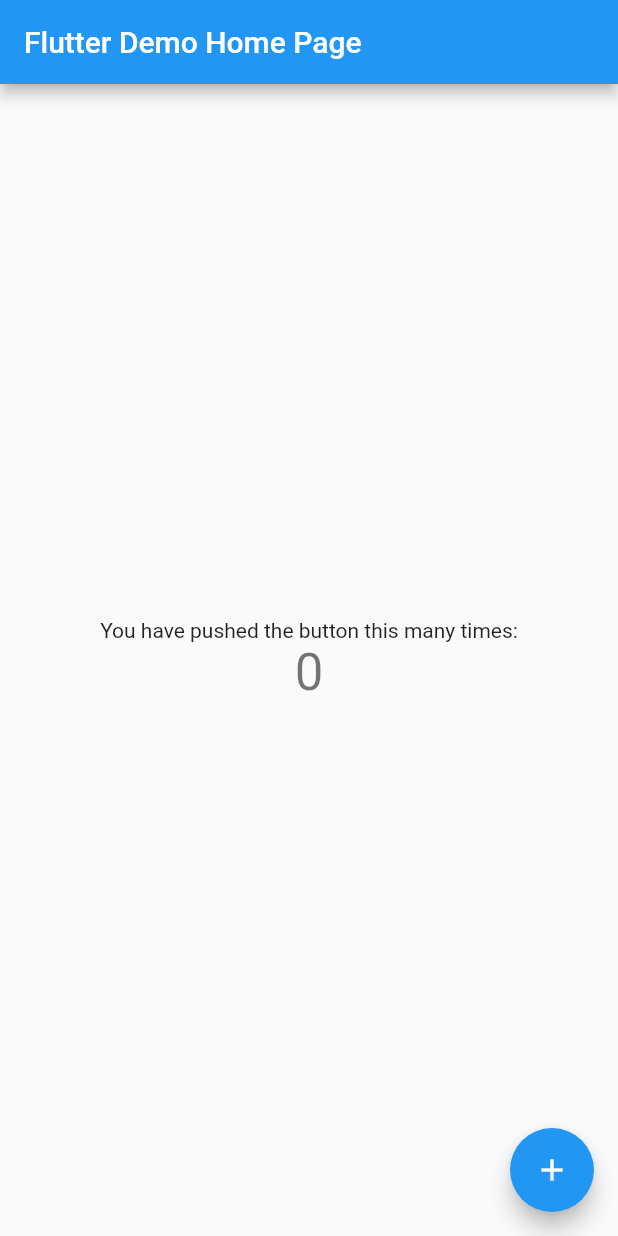
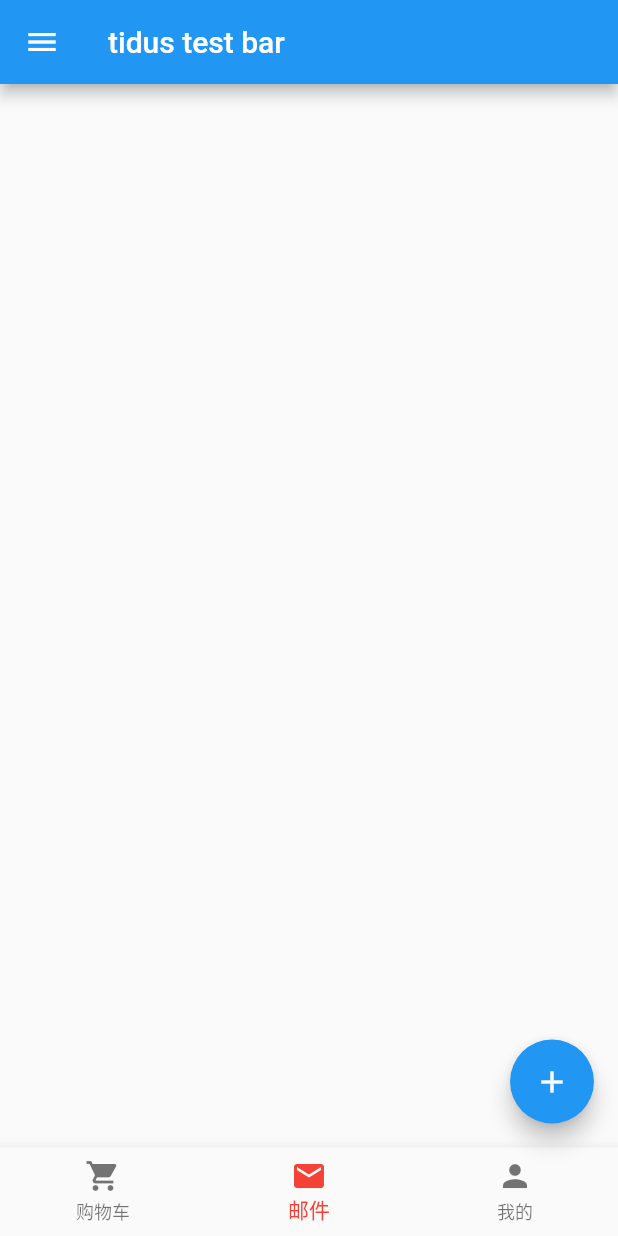
Before and after one commit to king3200/FlutterLearning, a Flutter app: the screen it shows after launch, on a phone screen of 412 x 824 dp. Run offline on Flutter 3.47's test engine with Material 2 defaults, Android fonts, the phone set to English and light mode, and no system bars.

Commit message:
scaffold learning

```diff
--- a/lib/main.dart
+++ b/lib/main.dart
@@ -3,107 +3,66 @@ import 'package:flutter/material.dart';
 void main() => runApp(MyApp());
 
 class MyApp extends StatelessWidget {
-  // This widget is the root of your application.
   @override
   Widget build(BuildContext context) {
-    return MaterialApp(
-      title: 'Flutter Demo',
-      theme: ThemeData(
-        // This is the theme of your application.
-        //
-        // Try running your application with "flutter run". You'll see the
-        // application has a blue toolbar. Then, without quitting the app, try
-        // changing the primarySwatch below to Colors.green and then invoke
-        // "hot reload" (press "r" in the console where you ran "flutter run",
-        // or press Run > Flutter Hot Reload in IntelliJ). Notice that the
-        // counter didn't reset back to zero; the application is not restarted.
-        primarySwatch: Colors.blue,
-      ),
-      home: MyHomePage(title: 'Flutter Demo Home Page'),
+    return new MaterialApp(
+      title: '主页',
+      home: new HomePage(),
     );
   }
 }
 
-class MyHomePage extends StatefulWidget {
-  MyHomePage({Key key, this.title}) : super(key: key);
+class HomePage extends StatefulWidget {
+  @override
+  State<StatefulWidget> createState() => new _HomePageState();
 
-  // This widget is the home page of your application. It is stateful, meaning
-  // that it has a State object (defined below) that contains fields that affect
-  // how it looks.
-
-  // This class is the configuration for the state. It holds the values (in this
-  // case the title) provided by the parent (in this case the App widget) and
-  // used by the build method of the State. Fields in a Widget subclass are
-  // always marked "final".
-
-  final String title;
-
-  @override
-  _MyHomePageState createState() => _MyHomePageState();
 }
 
-class _MyHomePageState extends State<MyHomePage> {
-  int _counter = 0;
+class _HomePageState extends State<HomePage> {
+  @override
+  Widget build(BuildContext context) {
 
-  void _incrementCounter() {
-    setState(() {
-      // This call to setState tells the Flutter framework that something has
-      // changed in this State, which causes it to rerun the build method below
-      // so that the display can reflect the updated values. If we changed
-      // _counter without calling setState(), then the build method would not be
-      // called again, and so nothing would appear to happen.
-      _counter++;
-    });
+    return new DefaultTabController(
+        length: 3,
+        child: new Scaffold(
+          appBar: new AppBar(
+            title: new Text('tidus test bar'),
+          ),
+          body: new Container(),
+          floatingActionButton: new FloatingActionButton(
+              onPressed: null,
+              tooltip: '这是一个提示',
+              child: new Icon(Icons.add),
+            backgroundColor: Colors.blue,
+          ),
+          drawer: new Drawer(
+            child: new Column(
+              children: <Widget>[
+                new UserAccountsDrawerHeader(
+                    accountName: new Text('泰达'),
+                    accountEmail: new Text('tidusff2000@163.com'),
+                    decoration:new BoxDecoration(image: new DecorationImage(image:new NetworkImage("http://t2.hddhhn.com/uploads/tu/201612/98/st93.png") )),
+
+                ),
+                new ListTile(leading: new Icon(Icons.refresh), title: new Text('刷新')),
+                new ListTile(leading: new Icon(Icons.help), title: new Text('帮助')),
+                new ListTile(leading: new Icon(Icons.chat), title: new Text('会话')),
+                new ListTile(leading: new Icon(Icons.settings), title: new Text('设置'))
+              ],
+            )
+          ),
+          bottomNavigationBar: new BottomNavigationBar(
+            items: <BottomNavigationBarItem>[
+                new BottomNavigationBarItem(icon: new Icon(Icons.shopping_cart), title: new Text('购物车')),
+                new BottomNavigationBarItem(icon: new Icon(Icons.mail), title: new Text('邮件')),
+                new BottomNavigationBarItem(icon: new Icon(Icons.person), title: new Text('我的')),
+
+              ],
+            fixedColor: Colors.red,
+            currentIndex: 1,
+          ),
+        )
+    );
   }
 
-  @override
-  Widget build(BuildContext context) {
-    // This method is rerun every time setState is called, for instance as done
-    // by the _incrementCounter method above.
-    //
-    // The Flutter framework has been optimized to make rerunning build methods
-    // fast, so that you can just rebuild anything that needs updating rather
-    // than having to individually change instances of widgets.
-    return Scaffold(
-      appBar: AppBar(
-        // Here we take the value from the MyHomePage object that was created by
-        // the App.build method, and use it to set our appbar title.
-        title: Text(widget.title),
-      ),
-      body: Center(
-        // Center is a layout widget. It takes a single child and positions it
-        // in the middle of the parent.
-        child: Column(
-          // Column is also layout widget. It takes a list of children and
-          // arranges them vertically. By default, it sizes itself to fit its
-          // children horizontally, and tries to be as tall as its parent.
-          //
-          // Invoke "debug paint" (press "p" in the console where you ran
-          // "flutter run", or select "Toggle Debug Paint" from the Flutter tool
-          // window in IntelliJ) to see the wireframe for each widget.
-          //
-          // Column has various properties to control how it sizes itself and
-          // how it positions its children. Here we use mainAxisAlignment to
-          // center the children vertically; the main axis here is the vertical
-          // axis because Columns are vertical (the cross axis would be
-          // horizontal).
-          mainAxisAlignment: MainAxisAlignment.center,
-          children: <Widget>[
-            Text(
-              'You have pushed the button this many times:',
-            ),
-            Text(
-              '$_counter',
-              style: Theme.of(context).textTheme.display1,
-            ),
-          ],
-        ),
-      ),
-      floatingActionButton: FloatingActionButton(
-        onPressed: _incrementCounter,
-        tooltip: 'Increment',
-        child: Icon(Icons.add),
-      ), // This trailing comma makes auto-formatting nicer for build methods.
-    );
-  }
 }
--- a/pubspec.yaml
+++ b/pubspec.yaml
@@ -37,9 +37,9 @@ flutter:
   uses-material-design: true
 
   # To add assets to your application, add an assets section, like this:
-   assets:
+  assets:
     - images/DSC01142.png
-#    - images/a_dot_burr.jpeg
+  #  - images/a_dot_burr.jpeg
   #  - images/a_dot_ham.jpeg
 
   # An image asset can refer to one or more resolution-specific "variants", see
```
